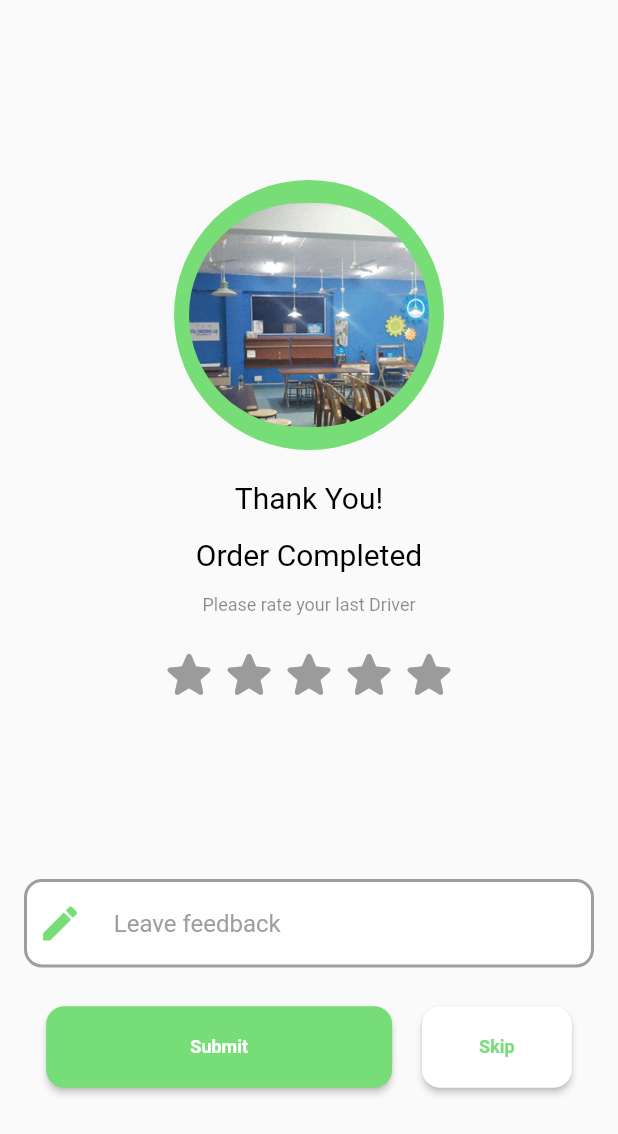
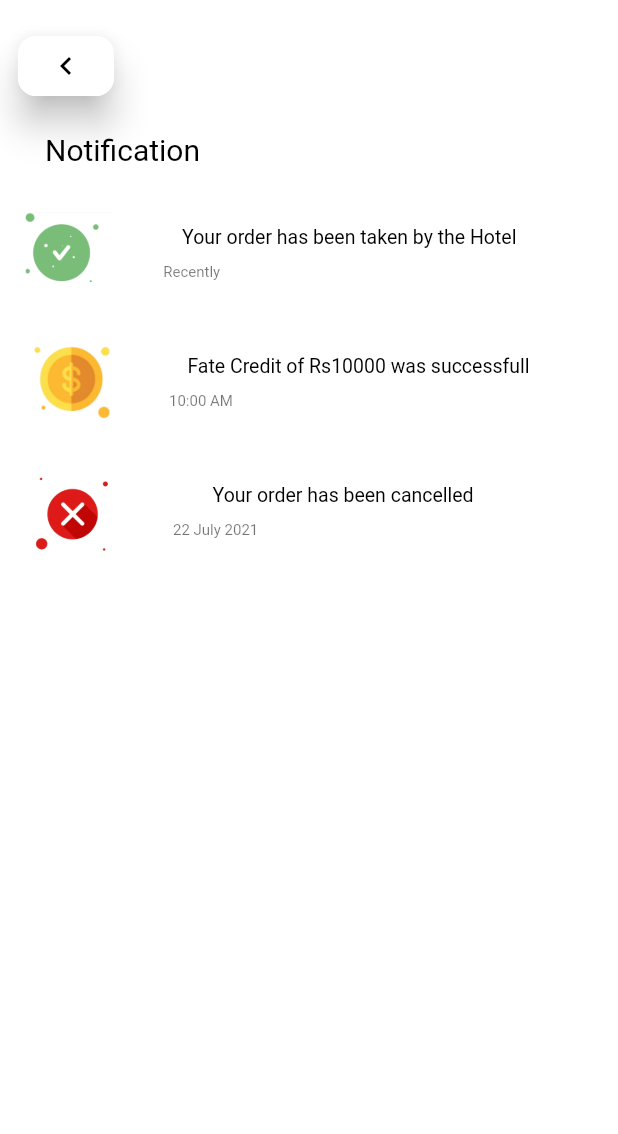
Before and after one commit to jshruti29/dreamdoor, a Flutter app: the screen it shows after launch, on a phone screen of 412 x 824 dp. Shown: the top 1134 px of the screen. Run offline on Flutter 3.47's test engine with Material 2 defaults, Android fonts, the phone set to English and light mode, and no system bars; drawn by our look-alikes of flutter_rating_bar; our stand-ins replace image_picker; accounts and stored records are empty; Roboto replaces fonts that are missing (Times New Roman).

Commit message:
notification ui

```diff
--- a/alecado/lib/Customer/UI/edit_payments.dart
+++ b/alecado/lib/Customer/UI/edit_payments.dart
@@ -1,6 +1,6 @@
+import 'package:alecado/Customer/UI/payment.dart';
+
 import 'package:flutter/material.dart';
-
-import 'payment.dart';
 
 class EditPayments extends StatefulWidget {
   const EditPayments({Key? key}) : super(key: key);
--- /dev/null
+++ b/alecado/lib/Customer/UI/notification.dart
@@ -0,0 +1,157 @@
+import 'package:flutter/material.dart';
+
+class notification extends StatefulWidget {
+  const notification({Key? key}) : super(key: key);
+
+  @override
+  _notificationState createState() => _notificationState();
+}
+
+class _notificationState extends State<notification> {
+  @override
+  Widget build(BuildContext context) {
+    return Scaffold(
+      body: Container(
+          color: Colors.white,
+          child: Column(
+            crossAxisAlignment: CrossAxisAlignment.start,
+            children: [
+              Padding(
+                padding: const EdgeInsets.only(top: 20.0, left: 12),
+                child: ElevatedButton(
+                  onPressed: () {},
+                  style: ButtonStyle(
+                      elevation: MaterialStateProperty.all(10),
+                      shape: MaterialStateProperty.all<RoundedRectangleBorder>(
+                          RoundedRectangleBorder(
+                              borderRadius: BorderRadius.circular(12.0),
+                              side: BorderSide(color: Colors.white))),
+                      backgroundColor: MaterialStateProperty.all(Colors.white)),
+                  child: Padding(
+                    padding: const EdgeInsets.only(
+                        top: 8, bottom: 8, right: 0, left: 0),
+                    child: Icon(Icons.chevron_left, color: Colors.black),
+                  ),
+                ),
+              ),
+              Padding(
+                padding: const EdgeInsets.only(top: 20, left: 30, bottom: 30),
+                child: Text(
+                  "Notification",
+                  style: TextStyle(
+                    color: Colors.black,
+                    fontSize: 20,
+                    fontWeight: FontWeight.w400,
+                    fontFamily: 'Times New Roman',
+                    decoration: TextDecoration.none,
+                  ),
+                ),
+              ),
+              Padding(
+                padding: const EdgeInsets.only(right: 20.0),
+                child: ListTile(
+                  leading: Image.asset(
+                    "assets/icon/coreect.png",
+                  ),
+                  title: Column(
+                    children: [
+                      Text(
+                        "Your order has been taken by the Hotel",
+                        style: TextStyle(
+                          color: Colors.black,
+                          fontSize: 13,
+                          fontFamily: 'Times New Roman',
+                          decoration: TextDecoration.none,
+                        ),
+                      ),
+                      Padding(
+                        padding: const EdgeInsets.only(right: 210, top: 10),
+                        child: Text(
+                          "Recently",
+                          style: TextStyle(
+                            color: Colors.black54,
+                            fontSize: 10,
+                            fontFamily: 'Times New Roman',
+                            decoration: TextDecoration.none,
+                          ),
+                        ),
+                      ),
+                    ],
+                  ),
+                ),
+              ),
+              SizedBox(
+                height: 30,
+              ),
+              Padding(
+                padding: const EdgeInsets.only(right: 20.0),
+                child: ListTile(
+                  leading: Image.asset(
+                    "assets/icon/dollar.png",
+                  ),
+                  title: Column(
+                    children: [
+                      Text(
+                        "Fate Credit of Rs10000 was successfull",
+                        style: TextStyle(
+                          color: Colors.black,
+                          fontSize: 13,
+                          fontFamily: 'Times New Roman',
+                          decoration: TextDecoration.none,
+                        ),
+                      ),
+                      Padding(
+                        padding: const EdgeInsets.only(right: 210, top: 10),
+                        child: Text(
+                          "10:00 AM",
+                          style: TextStyle(
+                            color: Colors.black54,
+                            fontSize: 10,
+                            fontFamily: 'Times New Roman',
+                            decoration: TextDecoration.none,
+                          ),
+                        ),
+                      ),
+                    ],
+                  ),
+                ),
+              ),
+              SizedBox(height: 30),
+              ListTile(
+                leading: Image.asset(
+                  "assets/icon/red_cross.png",
+                ),
+                title: Column(
+                  children: [
+                    Padding(
+                      padding: const EdgeInsets.only(right: 30.0),
+                      child: Text(
+                        "Your order has been cancelled",
+                        style: TextStyle(
+                          color: Colors.black,
+                          fontSize: 13,
+                          fontFamily: 'Times New Roman',
+                          decoration: TextDecoration.none,
+                        ),
+                      ),
+                    ),
+                    Padding(
+                      padding: const EdgeInsets.only(right: 200, top: 10),
+                      child: Text(
+                        "22 July 2021",
+                        style: TextStyle(
+                          color: Colors.black54,
+                          fontSize: 10,
+                          fontFamily: 'Times New Roman',
+                          decoration: TextDecoration.none,
+                        ),
+                      ),
+                    ),
+                  ],
+                ),
+              ),
+            ],
+          )),
+    );
+  }
+}
--- a/alecado/lib/main.dart
+++ b/alecado/lib/main.dart
@@ -1,6 +1,7 @@
 import 'package:alecado/Customer/UI/Finish_order.dart';
 import 'package:alecado/Customer/UI/Ringing.dart';
 import 'package:alecado/Customer/UI/chat_page.dart';
+import 'package:alecado/Customer/UI/notification.dart';
 import 'package:flutter/material.dart';
 
 import 'Vendor/LandingPagesVendor/one_vendor_landing_page.dart';
@@ -16,7 +17,7 @@ class MyAppu extends StatelessWidget {
   @override
   Widget build(BuildContext context) {
     return MaterialApp(
-      home: order(),
+      home: notification(),
     );
   }
 }
```
